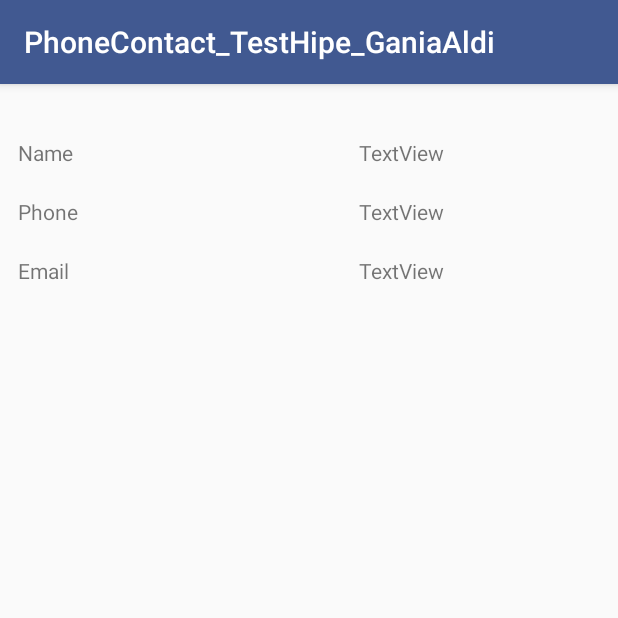
After one commit to ganiaaldi/PhoneContactApp, an Android app: the DetailActivity screen opened directly, with no data from a screen before it, on a phone screen of 412 x 824 dp, the top half of it. The commit adds this screen. Run offline under Robolectric (Android 15) with nearby library versions, the phone set to English and light mode, and no system bars.

Commit message:
Add User Interface For CreateActivity, DetailActivity,and UpdateActivity.

```diff
--- a/app/src/main/AndroidManifest.xml
+++ b/app/src/main/AndroidManifest.xml
@@ -9,7 +9,10 @@
         android:roundIcon="@mipmap/ic_launcher_round"
         android:supportsRtl="true"
         android:theme="@style/AppTheme">
-        <activity android:name=".ListView"></activity>
+        <activity android:name=".DetailActivity"></activity>
+        <activity android:name=".UpdateActivity" />
+        <activity android:name=".CreateActivity" />
+        <activity android:name=".ListView" />
         <activity android:name=".MainActivity">
             <intent-filter>
                 <action android:name="android.intent.action.MAIN" />
--- /dev/null
+++ b/app/src/main/java/com/example/phonecontact_testhipe/DetailActivity.java
@@ -0,0 +1,13 @@
+package com.example.phonecontact_testhipe;
+
+import android.support.v7.app.AppCompatActivity;
+import android.os.Bundle;
+
+public class DetailActivity extends AppCompatActivity {
+
+    @Override
+    protected void onCreate(Bundle savedInstanceState) {
+        super.onCreate(savedInstanceState);
+        setContentView(R.layout.activity_detail);
+    }
+}
--- /dev/null
+++ b/app/src/main/res/layout/activity_detail.xml
@@ -0,0 +1,54 @@
+<?xml version="1.0" encoding="utf-8"?>
+<RelativeLayout xmlns:android="http://schemas.android.com/apk/res/android"
+    xmlns:tools="http://schemas.android.com/tools"
+    android:layout_width="match_parent"
+    android:layout_height="match_parent"
+    android:paddingBottom="@dimen/activity_vertical_margin"
+    android:paddingLeft="@dimen/activity_horizontal_margin"
+    android:paddingRight="@dimen/activity_horizontal_margin"
+    android:paddingTop="@dimen/activity_vertical_margin" tools:context=".DetailActivity" >
+    <TextView android:id="@+id/textView1"
+        android:layout_width="wrap_content"
+        android:layout_height="wrap_content"
+        android:layout_alignParentEnd="true"
+        android:layout_alignParentTop="true"
+        android:layout_marginEnd="104dp"
+        android:layout_marginTop="20dp"
+        android:text="@string/textview" />
+    <TextView android:id="@+id/textView2"
+        android:layout_width="wrap_content"
+        android:layout_height="wrap_content"
+        android:layout_alignStart="@+id/textView1"
+        android:layout_below="@+id/textView1"
+        android:layout_marginTop="20dp"
+        android:text="@string/textview" />
+    <TextView android:id="@+id/textView3"
+        android:layout_width="wrap_content"
+        android:layout_height="wrap_content"
+        android:layout_alignStart="@+id/textView2"
+        android:layout_below="@+id/textView2"
+        android:layout_marginTop="20dp"
+        android:text="@string/textview" />
+
+    <TextView android:id="@+id/TextView04"
+        android:layout_width="wrap_content"
+        android:layout_height="wrap_content"
+        android:layout_alignBaseline="@+id/textView3"
+        android:layout_alignBottom="@+id/textView3"
+        android:layout_alignStart="@+id/TextView02"
+        android:text="@string/email" />
+    <TextView
+        android:id="@+id/TextView02"
+        android:layout_width="wrap_content"
+        android:layout_height="wrap_content"
+        android:layout_alignBaseline="@+id/textView2"
+        android:layout_alignBottom="@+id/textView2"
+        android:layout_alignStart="@+id/TextView01"
+        android:text="@string/phone" />
+    <TextView android:id="@+id/TextView01"
+        android:layout_width="wrap_content"
+        android:layout_height="wrap_content"
+        android:layout_above="@+id/textView2"
+        android:layout_alignParentStart="true"
+        android:text="@string/name" />
+</RelativeLayout>
--- a/app/src/main/res/values/strings.xml
+++ b/app/src/main/res/values/strings.xml
@@ -2,4 +2,12 @@
     <string name="app_name">PhoneContact_TestHipe_GaniaAldi</string>
     <string name="list">List</string>
     <string name="add">Add</string>
+    <string name="hint_name">Name</string>
+    <string name="hint_phone">Phone</string>
+    <string name="hint_email">Email</string>
+    <string name="show_button">Save</string>
+    <string name="textview">TextView</string>
+    <string name="email">Email</string>
+    <string name="phone">Phone</string>
+    <string name="name">Name</string>
 </resources>
```
Also changed, not shown: app/src/main/java/com/example/phonecontact_testhipe/CreateActivity.java (added, +13 -0 lines), app/src/main/java/com/example/phonecontact_testhipe/UpdateActivity.java (added, +13 -0 lines), app/src/main/res/layout/activity_create.xml (added, +42 -0 lines), app/src/main/res/layout/activity_update.xml (added, +44 -0 lines).
